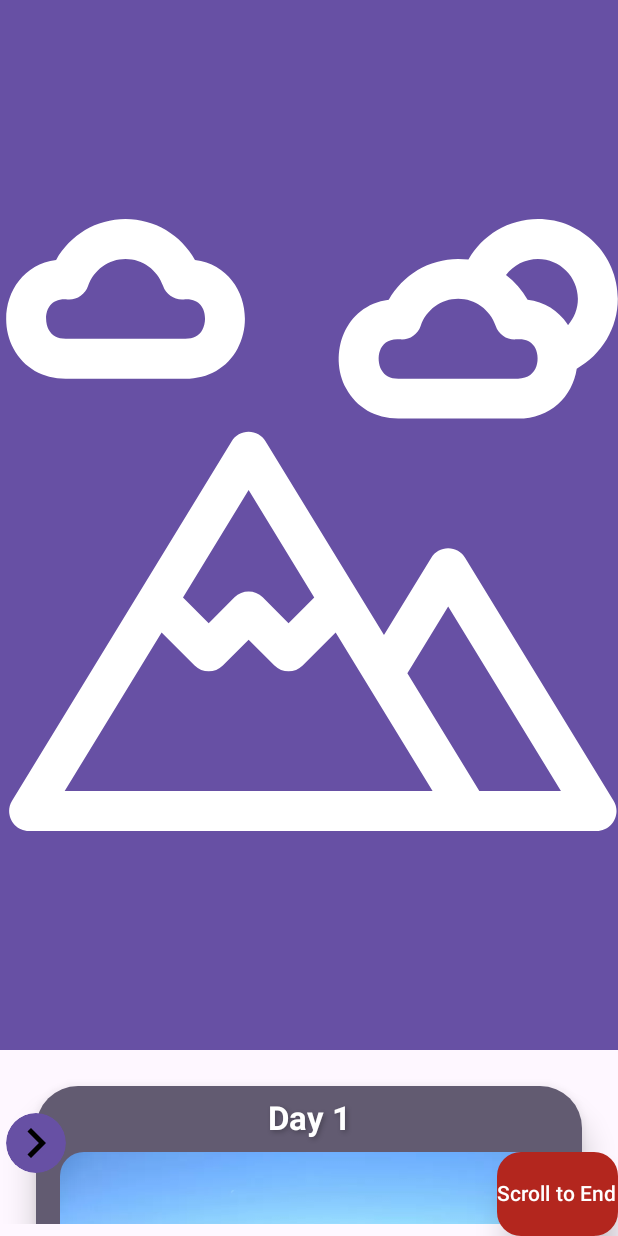
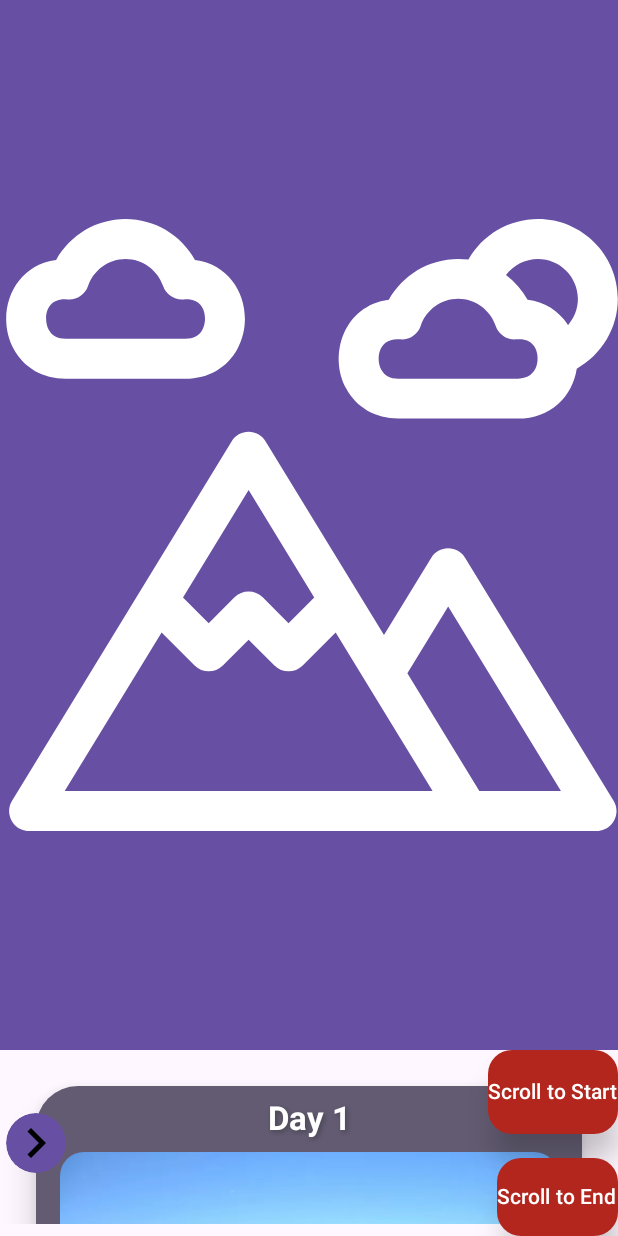
Before and after one commit to ancamaxim/30-days-app, an Android app built with Jetpack Compose: the screen it shows after launch (MainActivity), on a phone screen of 412 x 824 dp. Run offline under Robolectric (Android 15) with nearby library versions, the phone set to English and light mode, and no system bars.

Commit message:
Added a "scroll to start" button.

```diff
--- a/app/src/main/java/com/example/a30daysofmountainhikes/MainActivity.kt
+++ b/app/src/main/java/com/example/a30daysofmountainhikes/MainActivity.kt
@@ -156,19 +156,35 @@ fun DaysList(
             .padding(padding),
         contentAlignment = Alignment.BottomEnd
     ) {
+        Column(
+            verticalArrangement = Arrangement.spacedBy(16.dp),
+            horizontalAlignment = Alignment.End
+        ) {
+            FloatingActionButton (
+                onClick = {
+                    coroutineScope.launch {
+                        listState.animateScrollToItem(0)
+                    }
+                },
+                elevation = FloatingActionButtonDefaults.elevation(12.dp),
+                containerColor = MaterialTheme.colorScheme.error,
+                contentColor = MaterialTheme.colorScheme.onError
+            ) {
+                Text("Scroll to Start")
+            }
+
             FloatingActionButton (
                 onClick = {
                     coroutineScope.launch {
                         listState.animateScrollToItem(hikeList.size - 1)
                     }
                 },
-            modifier = Modifier
-                .align(Alignment.BottomEnd),
                 elevation = FloatingActionButtonDefaults.elevation(12.dp),
                 containerColor = MaterialTheme.colorScheme.error,
                 contentColor = MaterialTheme.colorScheme.onError
             ) {
                 Text("Scroll to End")
+            }
         }
     }
 }
```
Lines whose indentation alone changed are shown as unchanged.
